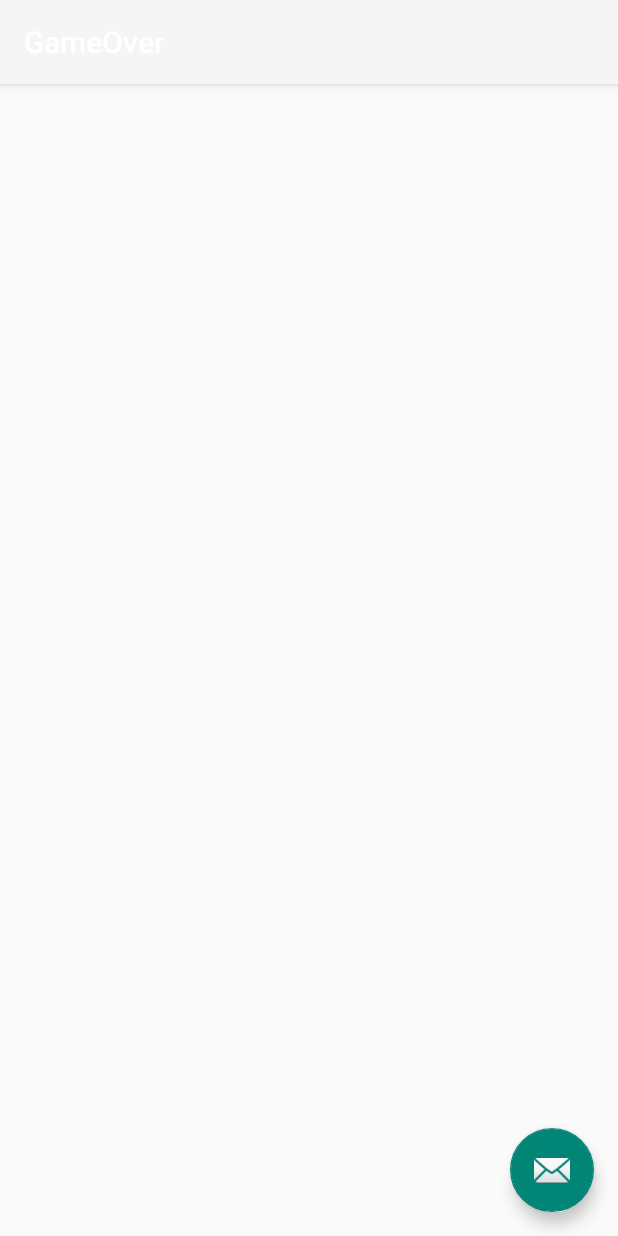
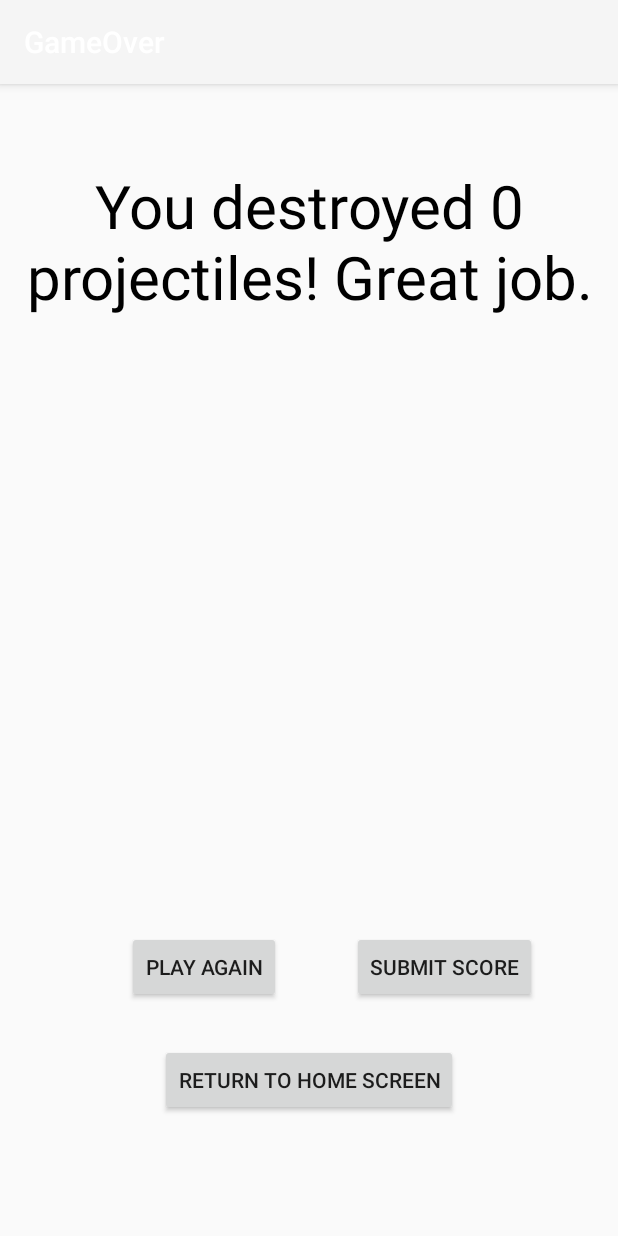
Before and after one commit to zappyfish/Defend-The-Castle-v2, an Android app: the GameOver screen opened directly, with no data from a screen before it, on a phone screen of 412 x 824 dp. Run offline under Robolectric (Android 15) with nearby library versions, the phone set to English and light mode, and no system bars.

```diff
--- a/app/src/main/java/liamkengineering/defendthecastle/Data.java
+++ b/app/src/main/java/liamkengineering/defendthecastle/Data.java
@@ -30,6 +30,9 @@ public class Data extends Activity {
     private final String FILENAME = "/shields/";
     SharedPreferences shields;
     //Activity a; // for debugging purposes only
+    private final String LOCAL_HISCORE = "LOCAL_HISCORE";
+    private final String LOCAL = "LOCAL";
+    SharedPreferences localHiscore;
 
     public Data(Activity a) {
         //this.a = a; // for debugging
@@ -39,6 +42,8 @@ public class Data extends Activity {
         else {
             numBMPs = 0;
         }
+        localHiscore = a.getApplicationContext().getSharedPreferences(LOCAL_HISCORE, 0);
+
     }
     // this method saves a bitmap of the shield to the SD card. it returns true for success,
     // false for failure
@@ -103,4 +108,18 @@ public class Data extends Activity {
         rename.renameTo(file); // rename the last file to the deleted file
         return true;
     }
+
+    public boolean saveLocalHiscore(int score) {
+        int current_hiscore = localHiscore.getInt(LOCAL, 0);
+        if(score>current_hiscore) {
+            SharedPreferences.Editor editor = localHiscore.edit();
+            editor.putInt(LOCAL, score);
+            editor.commit();
+            return true;
+        }
+        return false;
+    }
+    public int getLocalHiscore() {
+        return localHiscore.getInt(LOCAL, 0);
+    }
 }
--- a/app/src/main/java/liamkengineering/defendthecastle/GameOver.java
+++ b/app/src/main/java/liamkengineering/defendthecastle/GameOver.java
@@ -1,15 +1,24 @@
 package liamkengineering.defendthecastle;
 
+import android.app.Dialog;
+import android.content.DialogInterface;
 import android.content.Intent;
+import android.content.SharedPreferences;
 import android.os.Bundle;
 import android.support.design.widget.FloatingActionButton;
 import android.support.design.widget.Snackbar;
+import android.support.v7.app.AlertDialog;
 import android.support.v7.app.AppCompatActivity;
 import android.support.v7.widget.Toolbar;
+import android.view.LayoutInflater;
 import android.view.View;
+import android.widget.Button;
+import android.widget.EditText;
+import android.widget.TextView;
 
 public class GameOver extends AppCompatActivity {
 
+    Data d;
     @Override
     protected void onCreate(Bundle savedInstanceState) {
         super.onCreate(savedInstanceState);
@@ -17,15 +26,54 @@ public class GameOver extends AppCompatActivity {
         Toolbar toolbar = (Toolbar) findViewById(R.id.toolbar);
         setSupportActionBar(toolbar);
         Intent myIntent = getIntent();
+        d = new Data(this);
         int score = myIntent.getIntExtra("score", 0);
-        FloatingActionButton fab = (FloatingActionButton) findViewById(R.id.fab);
-        fab.setOnClickListener(new View.OnClickListener() {
+        d.saveLocalHiscore(score);
+        TextView gameScore = (TextView) findViewById(R.id.display_score);
+        gameScore.setText("You destroyed " + score + " projectiles! Great job.");
+
+        Button playAgain = (Button) findViewById(R.id.play_again);
+        playAgain.setOnClickListener(new View.OnClickListener() {
             @Override
             public void onClick(View view) {
-                Snackbar.make(view, "Replace with your own action", Snackbar.LENGTH_LONG)
-                        .setAction("Action", null).show();
+                Intent i = new Intent(GameOver.this, GameActivity.class);
+                startActivity(i);
             }
         });
+
+        Button mainMenu = (Button) findViewById(R.id.return_home);
+        mainMenu.setOnClickListener(new View.OnClickListener() {
+            @Override
+            public void onClick(View view) {
+                Intent i = new Intent(GameOver.this, SplashScreen.class);
+                startActivity(i);
+            }
+        });
+        Button submitScore = (Button) findViewById(R.id.submit);
+        submitScore.setOnClickListener(new View.OnClickListener() {
+            @Override
+            public void onClick(View view) {
+                LayoutInflater layoutInflater = LayoutInflater.from(GameOver.this);
+                View promptView = layoutInflater.inflate(R.layout.prompt, null);
+                AlertDialog.Builder alert = new AlertDialog.Builder(GameOver.this);
+                alert.setView(promptView);
+                final EditText input = (EditText) promptView.findViewById(R.id.userInput);
+                alert.setCancelable(false).setPositiveButton("Submit", new DialogInterface.OnClickListener() {
+                    @Override
+                    public void onClick(DialogInterface dialogInterface, int i) {
+                        // submit here
+                    }
+                }).setNegativeButton("Cancel", new DialogInterface.OnClickListener() {
+                    @Override
+                    public void onClick(DialogInterface dialogInterface, int i) {
+                        dialogInterface.cancel();
+                    }
+                });
+                AlertDialog alertD = alert.create();
+                alertD.show();
+            }
+        });
+
     }
 
 }
--- a/app/src/main/java/liamkengineering/defendthecastle/GameView.java
+++ b/app/src/main/java/liamkengineering/defendthecastle/GameView.java
@@ -41,7 +41,7 @@ public class GameView extends View{
     private int health; // castle health
     private final int NUM_PROJ = 10;
     private Projectile[] projectileAr = new Projectile[NUM_PROJ]; // max of 10 at any given time
-    private int NUM_TICKS = 250;
+    private int NUM_TICKS = 200;
     Random rand = new Random();
     public int activeProjectiles = 0;
 
@@ -90,7 +90,8 @@ public class GameView extends View{
         }
         displayPoints(canvas);
         if(gameOver) {
-            gameOverHandler.postDelayed(gameOverRun, 1000);
+            gameOverHandler.postDelayed(gameOverRun, 500);
+            gameOver = false;
         }
     }
     // setup
--- a/app/src/main/res/layout/activity_game_over.xml
+++ b/app/src/main/res/layout/activity_game_over.xml
@@ -1,5 +1,5 @@
 <?xml version="1.0" encoding="utf-8"?>
-<android.support.design.widget.CoordinatorLayout xmlns:android="http://schemas.android.com/apk/res/android"
+<RelativeLayout xmlns:android="http://schemas.android.com/apk/res/android"
     xmlns:app="http://schemas.android.com/apk/res-auto"
     xmlns:tools="http://schemas.android.com/tools"
     android:layout_width="match_parent"
@@ -21,14 +21,47 @@
 
     </android.support.design.widget.AppBarLayout>
 
+    <Button
+        android:layout_width="wrap_content"
+        android:layout_height="wrap_content"
+        android:id="@+id/submit"
+        android:text="Submit Score"
+        app:layout_anchorGravity="center_vertical|left"
+        android:layout_gravity="center_vertical|right"
+        android:layout_alignParentBottom="true"
+        android:layout_alignParentEnd="true"
+        android:layout_marginEnd="54dp"
+        android:layout_marginBottom="155dp" />
+
+    <Button
+        android:layout_width="wrap_content"
+        android:layout_height="wrap_content"
+        android:id="@+id/play_again"
+        android:text="Play Again"
+        android:layout_alignBaseline="@+id/submit"
+        android:layout_alignBottom="@+id/submit"
+        android:layout_toStartOf="@+id/submit"
+        android:layout_marginEnd="47dp" />
+
+    <TextView
+        android:layout_width="match_parent"
+        android:layout_height="wrap_content"
+        android:id="@+id/display_score"
+        android:layout_marginTop="110dp"
+        android:layout_alignParentEnd="true"
+        android:textSize="40dp"
+        android:textColor="#000000"
+        android:gravity="center_horizontal"/>
+
+    <Button
+        android:layout_width="wrap_content"
+        android:layout_height="wrap_content"
+        android:id="@+id/return_home"
+        android:text="Return to Home Screen"
+        android:layout_marginTop="27dp"
+        android:layout_below="@+id/play_again"
+        android:layout_centerHorizontal="true" />
+
     <include layout="@layout/content_game_over" />
 
-    <android.support.design.widget.FloatingActionButton
-        android:id="@+id/fab"
-        android:layout_width="wrap_content"
-        android:layout_height="wrap_content"
-        android:layout_gravity="bottom|end"
-        android:layout_margin="@dimen/fab_margin"
-        app:srcCompat="@android:drawable/ic_dialog_email" />
-
-</android.support.design.widget.CoordinatorLayout>
+</RelativeLayout>
```
Also changed, not shown: app/src/main/java/liamkengineering/defendthecastle/MainScreen.java (+7 -1 lines), app/src/main/res/layout/activity_main_screen.xml (+11 -0 lines), app/src/main/res/layout/prompt.xml (added, +25 -0 lines).
